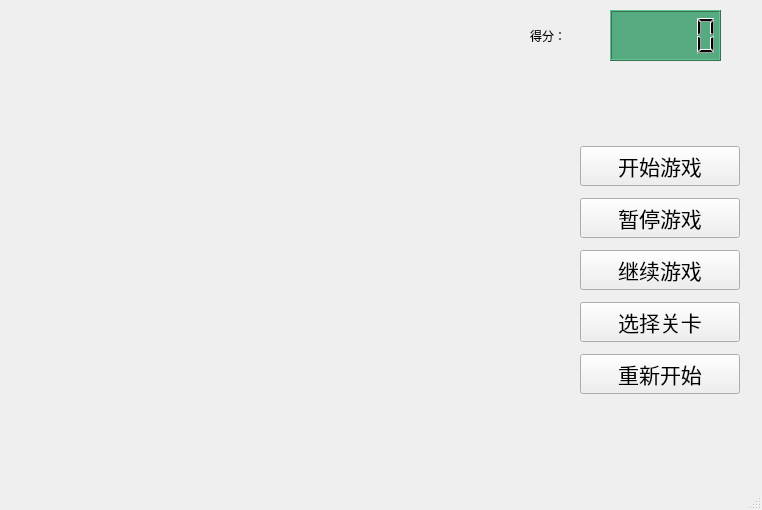
The window that mainwindow.ui (BITLJY/SnakeGame) describes before a commit, drawn with Qt 5.
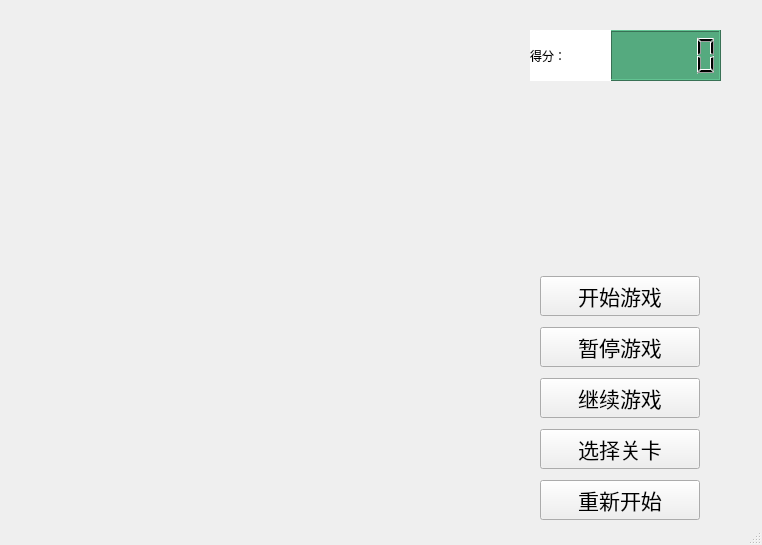
The same window after the commit.

```diff
--- a/mainwindow.ui
+++ b/mainwindow.ui
@@ -7,30 +7,48 @@
     <x>0</x>
     <y>0</y>
     <width>762</width>
-    <height>510</height>
+    <height>545</height>
    </rect>
   </property>
   <property name="minimumSize">
    <size>
     <width>762</width>
-    <height>510</height>
+    <height>545</height>
    </size>
   </property>
   <property name="maximumSize">
    <size>
     <width>762</width>
-    <height>520</height>
+    <height>555</height>
    </size>
   </property>
   <property name="windowTitle">
    <string>MainWindow</string>
   </property>
+  <property name="styleSheet">
+   <string notr="true"/>
+  </property>
   <widget class="QWidget" name="centralwidget">
+   <property name="minimumSize">
+    <size>
+     <width>0</width>
+     <height>0</height>
+    </size>
+   </property>
+   <property name="maximumSize">
+    <size>
+     <width>10000</width>
+     <height>10000</height>
+    </size>
+   </property>
+   <property name="styleSheet">
+    <string notr="true">this-&gt;lower();</string>
+   </property>
    <widget class="QLCDNumber" name="Score">
     <property name="geometry">
      <rect>
       <x>610</x>
-      <y>10</y>
+      <y>30</y>
       <width>111</width>
       <height>51</height>
      </rect>
@@ -43,32 +61,19 @@
      <enum>QLCDNumber::Filled</enum>
     </property>
    </widget>
-   <widget class="QLabel" name="label">
-    <property name="geometry">
-     <rect>
-      <x>530</x>
-      <y>10</y>
-      <width>81</width>
-      <height>51</height>
-     </rect>
-    </property>
-    <property name="styleSheet">
-     <string notr="true">font: 16pt &quot;幼圆&quot;;</string>
-    </property>
-    <property name="text">
-     <string>得分：</string>
-    </property>
-   </widget>
    <widget class="QWidget" name="gridLayoutWidget">
     <property name="geometry">
      <rect>
-      <x>580</x>
-      <y>140</y>
+      <x>540</x>
+      <y>270</y>
       <width>160</width>
       <height>261</height>
      </rect>
     </property>
     <layout class="QGridLayout" name="gridLayout">
+     <property name="spacing">
+      <number>5</number>
+     </property>
      <item row="4" column="0">
       <widget class="QPushButton" name="pB_on_pushbutton_restart">
        <property name="styleSheet">
@@ -246,6 +251,23 @@
      </item>
     </layout>
    </widget>
+   <widget class="QLabel" name="label">
+    <property name="geometry">
+     <rect>
+      <x>530</x>
+      <y>30</y>
+      <width>81</width>
+      <height>51</height>
+     </rect>
+    </property>
+    <property name="styleSheet">
+     <string notr="true">font: 16pt &quot;幼圆&quot;;
+background:white;</string>
+    </property>
+    <property name="text">
+     <string>得分：</string>
+    </property>
+   </widget>
   </widget>
   <widget class="QMenuBar" name="menubar">
    <property name="geometry">
```
